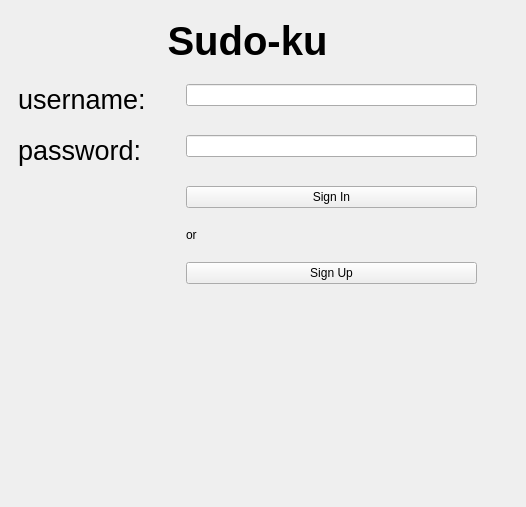
ykn18/sudo-ku, file frontend/sudoku.ui: the form before one commit.
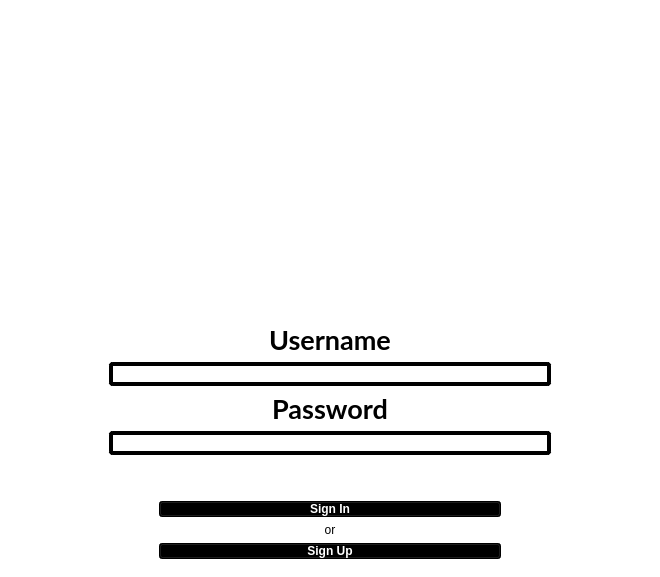
The form after the commit. Icons and pictures are not drawn.

Patch:
```diff
--- a/frontend/sudoku.ui
+++ b/frontend/sudoku.ui
@@ -6,8 +6,8 @@
    <rect>
     <x>0</x>
     <y>0</y>
-    <width>526</width>
-    <height>507</height>
+    <width>660</width>
+    <height>577</height>
    </rect>
   </property>
   <property name="sizePolicy">
@@ -22,9 +22,28 @@
     <height>0</height>
    </size>
   </property>
+  <property name="font">
+   <font>
+    <family>Lato</family>
+    <weight>75</weight>
+    <bold>true</bold>
+   </font>
+  </property>
   <property name="windowTitle">
    <string>MainWindow</string>
   </property>
+  <property name="layoutDirection">
+   <enum>Qt::LeftToRight</enum>
+  </property>
+  <property name="styleSheet">
+   <string notr="true">QMainWindow{
+	background:white;
+}
+QLineEdit{
+border: 4px solid black;
+  border-radius: 4px;
+}</string>
+  </property>
   <widget class="QWidget" name="centralwidget">
    <property name="sizePolicy">
     <sizepolicy hsizetype="Preferred" vsizetype="Preferred">
@@ -32,8 +51,8 @@
      <verstretch>0</verstretch>
     </sizepolicy>
    </property>
-   <layout class="QGridLayout" name="gridLayout_3">
-    <item row="0" column="0">
+   <layout class="QVBoxLayout" name="verticalLayout_8">
+    <item>
      <widget class="QStackedWidget" name="stackedWidget">
       <property name="sizePolicy">
        <sizepolicy hsizetype="Preferred" vsizetype="Preferred">
@@ -45,64 +64,95 @@
        <number>0</number>
       </property>
       <widget class="QWidget" name="page">
-       <layout class="QFormLayout" name="formLayout_2">
-        <property name="horizontalSpacing">
-         <number>40</number>
-        </property>
-        <property name="verticalSpacing">
-         <number>20</number>
-        </property>
+       <layout class="QVBoxLayout" name="verticalLayout_7">
         <property name="leftMargin">
-         <number>9</number>
+         <number>0</number>
         </property>
         <property name="topMargin">
          <number>9</number>
         </property>
         <property name="rightMargin">
-         <number>40</number>
+         <number>0</number>
         </property>
-        <item row="0" column="0" colspan="2">
+        <item>
          <widget class="QLabel" name="label">
           <property name="sizePolicy">
-           <sizepolicy hsizetype="Preferred" vsizetype="Fixed">
+           <sizepolicy hsizetype="Ignored" vsizetype="Ignored">
             <horstretch>0</horstretch>
-            <verstretch>0</verstretch>
+            <verstretch>1</verstretch>
            </sizepolicy>
           </property>
           <property name="font">
            <font>
-            <pointsize>30</pointsize>
+            <family>Lato</family>
+            <pointsize>25</pointsize>
             <weight>75</weight>
             <bold>true</bold>
            </font>
           </property>
+          <property name="styleSheet">
+           <string notr="true">QLabel {
+	padding-bottom:30px;
+}</string>
+          </property>
           <property name="text">
-           <string>Sudo-ku</string>
+           <string/>
+          </property>
+          <property name="pixmap">
+           <pixmap>media/logo_test2.png</pixmap>
+          </property>
+          <property name="scaledContents">
+           <bool>true</bool>
           </property>
           <property name="alignment">
            <set>Qt::AlignCenter</set>
           </property>
+          <property name="margin">
+           <number>0</number>
+          </property>
          </widget>
         </item>
-        <item row="1" column="0">
+        <item>
+         <spacer name="verticalSpacer_7">
+          <property name="orientation">
+           <enum>Qt::Vertical</enum>
+          </property>
+          <property name="sizeType">
+           <enum>QSizePolicy::Preferred</enum>
+          </property>
+          <property name="sizeHint" stdset="0">
+           <size>
+            <width>20</width>
+            <height>30</height>
+           </size>
+          </property>
+         </spacer>
+        </item>
+        <item>
          <widget class="QLabel" name="usernameLabel">
           <property name="sizePolicy">
-           <sizepolicy hsizetype="Fixed" vsizetype="Preferred">
+           <sizepolicy hsizetype="Preferred" vsizetype="Preferred">
             <horstretch>0</horstretch>
             <verstretch>0</verstretch>
            </sizepolicy>
           </property>
           <property name="font">
            <font>
+            <family>Lato</family>
             <pointsize>20</pointsize>
+            <weight>75</weight>
+            <bold>true</bold>
            </font>
           </property>
           <property name="text">
-           <string>username:</string>
+           <string>Username</string>
+          </property>
+          <property name="alignment">
+           <set>Qt::AlignCenter</set>
           </property>
          </widget>
         </item>
-        <item row="1" column="1">
+        <item>
          <widget class="QLineEdit" name="usernameLine">
           <property name="sizePolicy">
            <sizepolicy hsizetype="Preferred" vsizetype="Fixed">
@@ -110,40 +160,75 @@
             <verstretch>0</verstretch>
            </sizepolicy>
           </property>
+          <property name="styleSheet">
+           <string notr="true">QLineEdit{
+margin-right:100px;
+margin-left:100px;
+border: 4px solid black;
+  border-radius: 4px;
+}</string>
+          </property>
          </widget>
         </item>
-        <item row="2" column="0">
+        <item>
          <widget class="QLabel" name="passwordLabel">
           <property name="sizePolicy">
-           <sizepolicy hsizetype="Fixed" vsizetype="Preferred">
+           <sizepolicy hsizetype="Preferred" vsizetype="Preferred">
             <horstretch>0</horstretch>
             <verstretch>0</verstretch>
            </sizepolicy>
           </property>
           <property name="font">
            <font>
+            <family>Lato</family>
             <pointsize>20</pointsize>
+            <weight>75</weight>
+            <bold>true</bold>
            </font>
           </property>
           <property name="text">
-           <string>password:</string>
+           <string>Password</string>
+          </property>
+          <property name="alignment">
+           <set>Qt::AlignCenter</set>
           </property>
          </widget>
         </item>
-        <item row="2" column="1">
+        <item>
          <widget class="QLineEdit" name="passwordLine">
           <property name="sizePolicy">
-           <sizepolicy hsizetype="Preferred" vsizetype="Fixed">
-            <horstretch>0</horstretch>
+           <sizepolicy hsizetype="Preferred" vsizetype="Preferred">
+            <horstretch>50</horstretch>
             <verstretch>0</verstretch>
            </sizepolicy>
           </property>
+          <property name="styleSheet">
+           <string notr="true">QLineEdit{
+margin-right:100px;
+margin-left:100px;
+border: 4px solid black;
+  border-radius: 4px;
+}</string>
+          </property>
           <property name="echoMode">
            <enum>QLineEdit::Password</enum>
           </property>
          </widget>
         </item>
-        <item row="3" column="1">
+        <item>
+         <spacer name="verticalSpacer_8">
+          <property name="orientation">
+           <enum>Qt::Vertical</enum>
+          </property>
+          <property name="sizeHint" stdset="0">
+           <size>
+            <width>20</width>
+            <height>40</height>
+           </size>
+          </property>
+         </spacer>
+        </item>
+        <item>
          <widget class="QPushButton" name="signInButton">
           <property name="sizePolicy">
            <sizepolicy hsizetype="Preferred" vsizetype="Fixed">
@@ -151,15 +236,24 @@
             <verstretch>0</verstretch>
            </sizepolicy>
           </property>
+          <property name="styleSheet">
+           <string notr="true">QPushButton{
+margin-right:150px;
+margin-left:150px;
+background:black;
+color:white;
+font-weight: bold;
+}</string>
+          </property>
           <property name="text">
            <string>Sign In</string>
           </property>
          </widget>
         </item>
-        <item row="4" column="1">
+        <item>
          <widget class="QLabel" name="label_4">
           <property name="sizePolicy">
-           <sizepolicy hsizetype="Preferred" vsizetype="Fixed">
+           <sizepolicy hsizetype="Preferred" vsizetype="Preferred">
             <horstretch>0</horstretch>
             <verstretch>0</verstretch>
            </sizepolicy>
@@ -167,9 +261,12 @@
           <property name="text">
            <string>or</string>
           </property>
+          <property name="alignment">
+           <set>Qt::AlignCenter</set>
+          </property>
          </widget>
         </item>
-        <item row="5" column="1">
+        <item>
          <widget class="QPushButton" name="signUpButton">
           <property name="sizePolicy">
            <sizepolicy hsizetype="Preferred" vsizetype="Fixed">
@@ -177,6 +274,15 @@
             <verstretch>0</verstretch>
            </sizepolicy>
           </property>
+          <property name="styleSheet">
+           <string notr="true">QPushButton{
+margin-right:150px;
+margin-left:150px;
+background:black;
+color:white;
+font-weight: bold;
+}</string>
+          </property>
           <property name="text">
            <string>Sign Up</string>
           </property>
```
Left out of the diff: 201 changed lines with no effect on the pictures.
